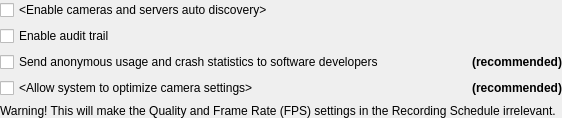
This is client/libclient/src/ui/widgets/system_settings/system_settings_widget.ui in networkoptix/nx_open as Qt 5 draws it before an edit. The edited form follows.
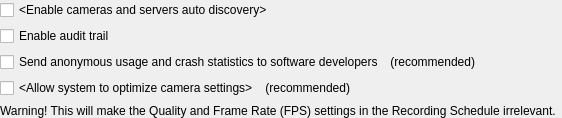
This is the edited form.

Commit message:
VMS-2597: General System Settings redesign
<==== Mercurial data ====>
Branch: dev_3.0.0_gui

```diff
--- a/client/libclient/src/ui/widgets/system_settings/system_settings_widget.ui
+++ b/client/libclient/src/ui/widgets/system_settings/system_settings_widget.ui
@@ -7,13 +7,13 @@
     <x>0</x>
     <y>0</y>
     <width>562</width>
-    <height>105</height>
+    <height>115</height>
    </rect>
   </property>
   <property name="windowTitle">
    <string/>
   </property>
-  <layout class="QGridLayout" name="gridLayout" columnstretch="1,0">
+  <layout class="QVBoxLayout" name="verticalLayout">
    <property name="leftMargin">
     <number>0</number>
    </property>
@@ -26,23 +26,7 @@
    <property name="bottomMargin">
     <number>0</number>
    </property>
-   <item row="3" column="1">
-    <widget class="QLabel" name="tlsRecommendedLabel">
-     <property name="font">
-      <font>
-       <weight>75</weight>
-       <bold>true</bold>
-      </font>
-     </property>
-     <property name="text">
-      <string>(recommended)</string>
-     </property>
-     <property name="alignment">
-      <set>Qt::AlignRight|Qt::AlignTrailing|Qt::AlignVCenter</set>
-     </property>
-    </widget>
-   </item>
-   <item row="0" column="0">
+   <item>
     <widget class="QCheckBox" name="autoDiscoveryCheckBox">
      <property name="text">
       <string notr="true">&lt;Enable cameras and servers auto discovery&gt;</string>
@@ -52,44 +36,82 @@
      </property>
     </widget>
    </item>
-   <item row="2" column="1">
-    <widget class="QLabel" name="sslRecommendedLabel">
-     <property name="font">
-      <font>
-       <weight>75</weight>
-       <bold>true</bold>
-      </font>
-     </property>
-     <property name="text">
-      <string>(recommended)</string>
-     </property>
-     <property name="alignment">
-      <set>Qt::AlignRight|Qt::AlignTrailing|Qt::AlignVCenter</set>
-     </property>
-    </widget>
-   </item>
-   <item row="1" column="0">
+   <item>
     <widget class="QCheckBox" name="auditTrailCheckBox">
      <property name="text">
       <string>Enable audit trail</string>
      </property>
     </widget>
    </item>
-   <item row="3" column="0">
-    <widget class="QCheckBox" name="autoSettingsCheckBox">
-     <property name="text">
-      <string notr="true">&lt;Allow system to optimize camera settings&gt;</string>
-     </property>
-    </widget>
+   <item>
+    <layout class="QHBoxLayout" name="horizontalLayout">
+     <item>
+      <widget class="QCheckBox" name="statisticsReportCheckBox">
+       <property name="text">
+        <string>Send anonymous usage and crash statistics to software developers</string>
+       </property>
+      </widget>
+     </item>
+     <item>
+      <widget class="QLabel" name="sslRecommendedLabel">
+       <property name="text">
+        <string>(recommended)</string>
+       </property>
+       <property name="alignment">
+        <set>Qt::AlignRight|Qt::AlignTrailing|Qt::AlignVCenter</set>
+       </property>
+      </widget>
+     </item>
+     <item>
+      <spacer name="horizontalSpacer">
+       <property name="orientation">
+        <enum>Qt::Horizontal</enum>
+       </property>
+       <property name="sizeHint" stdset="0">
+        <size>
+         <width>40</width>
+         <height>20</height>
+        </size>
+       </property>
+      </spacer>
+     </item>
+    </layout>
    </item>
-   <item row="2" column="0">
-    <widget class="QCheckBox" name="statisticsReportCheckBox">
-     <property name="text">
-      <string>Send anonymous usage and crash statistics to software developers</string>
-     </property>
-    </widget>
+   <item>
+    <layout class="QHBoxLayout" name="horizontalLayout_2">
+     <item>
+      <widget class="QCheckBox" name="autoSettingsCheckBox">
+       <property name="text">
+        <string notr="true">&lt;Allow system to optimize camera settings&gt;</string>
+       </property>
+      </widget>
+     </item>
+     <item>
+      <widget class="QLabel" name="tlsRecommendedLabel">
+       <property name="text">
+        <string>(recommended)</string>
+       </property>
+       <property name="alignment">
+        <set>Qt::AlignRight|Qt::AlignTrailing|Qt::AlignVCenter</set>
+       </property>
+      </widget>
+     </item>
+     <item>
+      <spacer name="horizontalSpacer_2">
+       <property name="orientation">
+        <enum>Qt::Horizontal</enum>
+       </property>
+       <property name="sizeHint" stdset="0">
+        <size>
+         <width>40</width>
+         <height>20</height>
+        </size>
+       </property>
+      </spacer>
+     </item>
+    </layout>
    </item>
-   <item row="4" column="0" colspan="2">
+   <item>
     <widget class="QLabel" name="settingsWarningLabel">
      <property name="text">
       <string>Warning! This will make the Quality and Frame Rate (FPS) settings in the Recording Schedule irrelevant.</string>
```
The commit also changes 9 other files.
